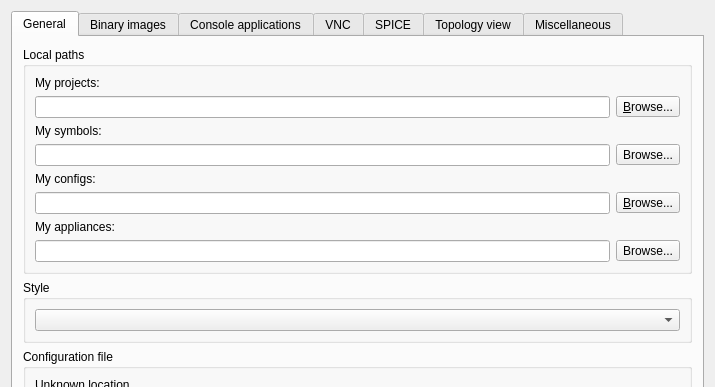
First picture: the form in gns3/ui/general_preferences_page.ui, repository GNS3/gns3-gui, before the edit; both pictures show x 0 to 715 and y 0 to 387 of the 715 by 644 pixel window.
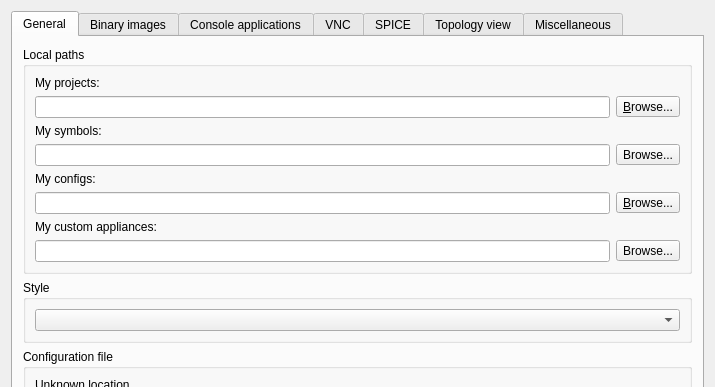
Second picture: the form after the edit.

Commit message: Update text for "My custom appliances"

Diff of the .ui file:
```diff
--- a/gns3/ui/general_preferences_page.ui
+++ b/gns3/ui/general_preferences_page.ui
@@ -140,7 +140,7 @@
           <item>
            <widget class="QLabel" name="label_3">
             <property name="text">
-             <string>My appliances:</string>
+             <string>My custom appliances:</string>
             </property>
            </widget>
           </item>
```
The commit also changes 2 other files.
